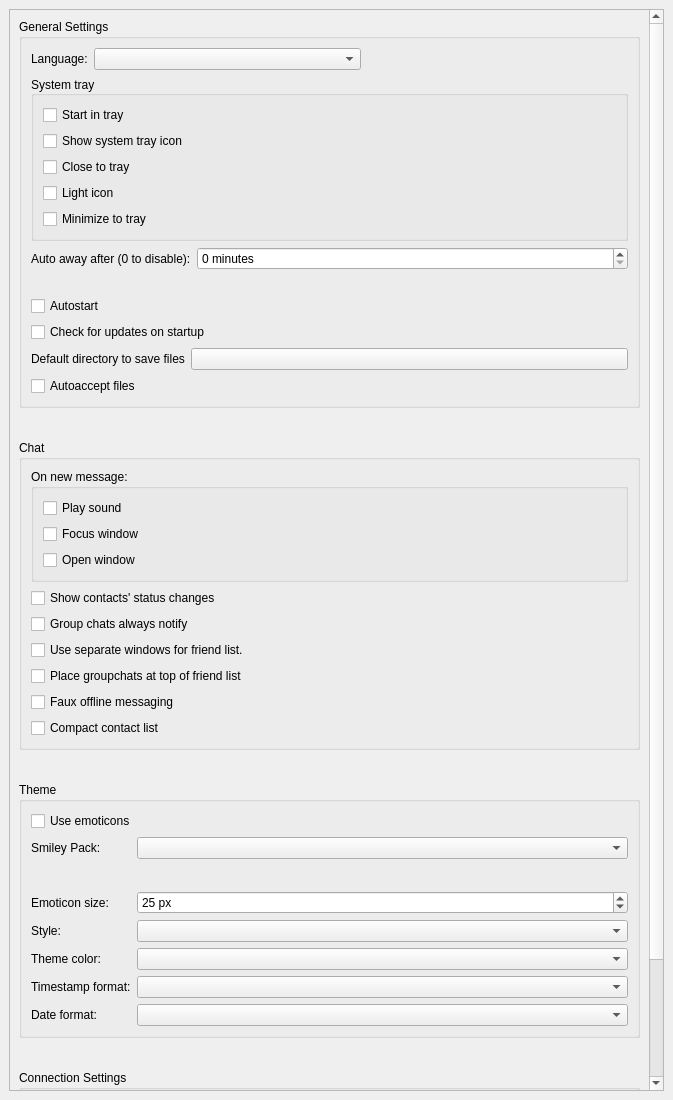
The window that src/widget/form/settings/generalsettings.ui (qTox/qTox) describes before a commit, drawn with Qt 5.
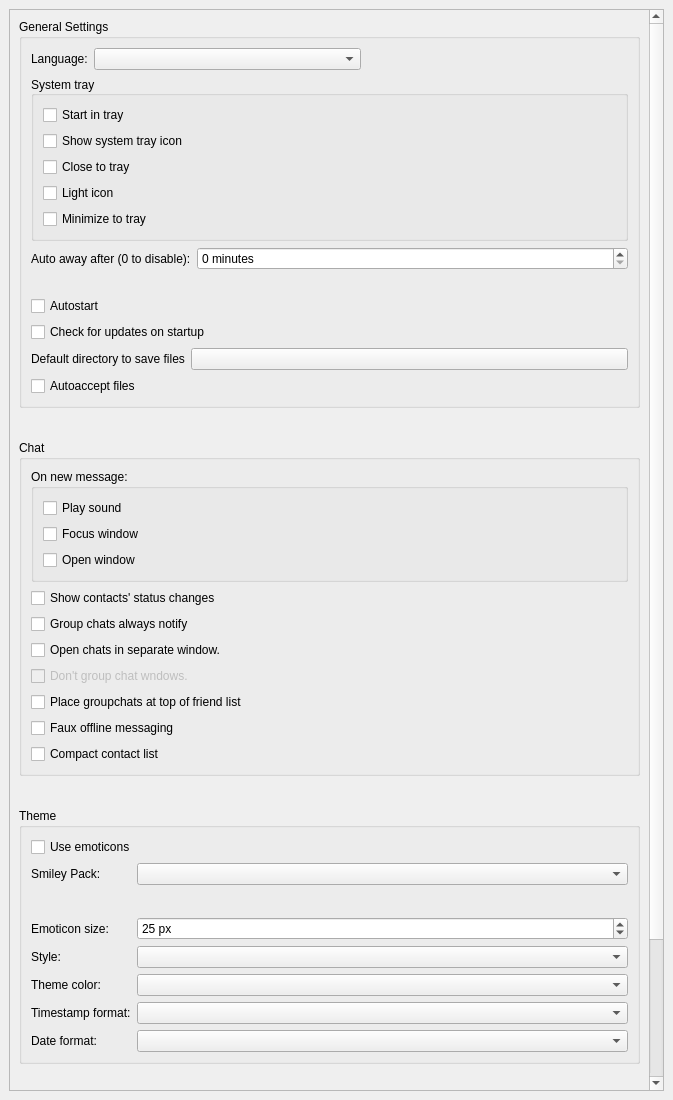
The same window after the commit. Custom widgets are drawn as their Qt base class.

Commit message: Multi-window: Tabbed interface

The edit to the form file:
```diff
--- a/src/widget/form/settings/generalsettings.ui
+++ b/src/widget/form/settings/generalsettings.ui
@@ -377,7 +377,17 @@
           <item>
            <widget class="QCheckBox" name="cbSeparateWindow">
             <property name="text">
-             <string>Use separate windows for friend list.</string>
+             <string>Open chats in separate window.</string>
+            </property>
+           </widget>
+          </item>
+          <item>
+           <widget class="QCheckBox" name="cbDontGroupWindows">
+            <property name="enabled">
+             <bool>false</bool>
+            </property>
+            <property name="text">
+             <string>Don't group chat wndows.</string>
             </property>
            </widget>
           </item>
```
The commit also changes 11 other files.
